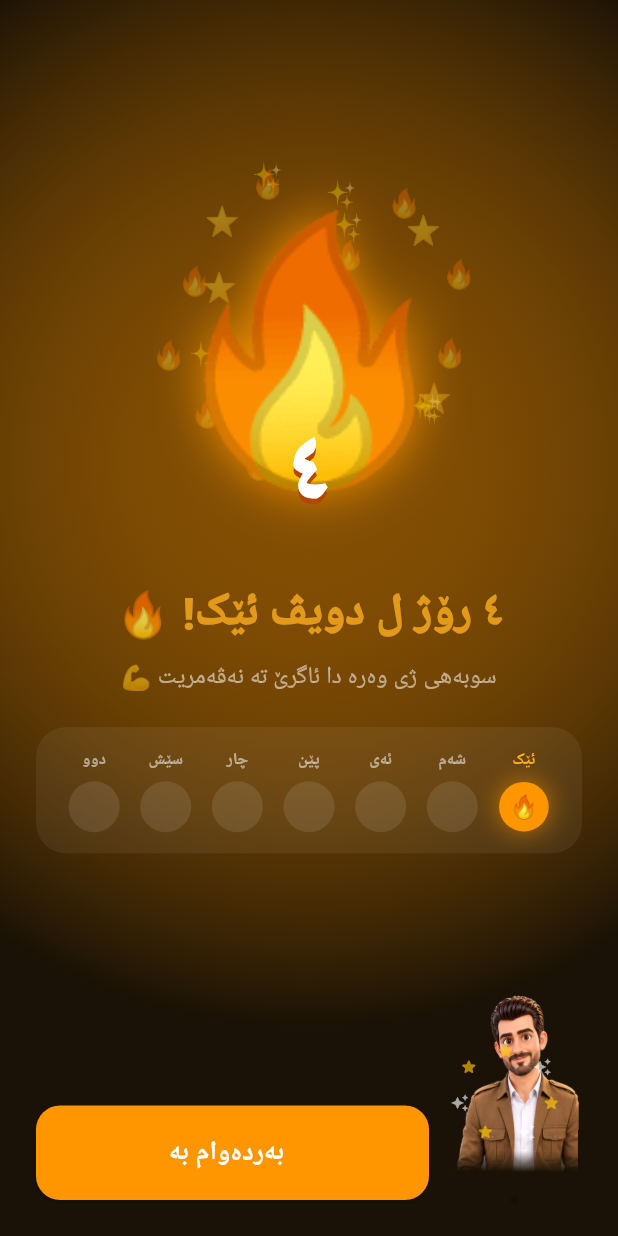
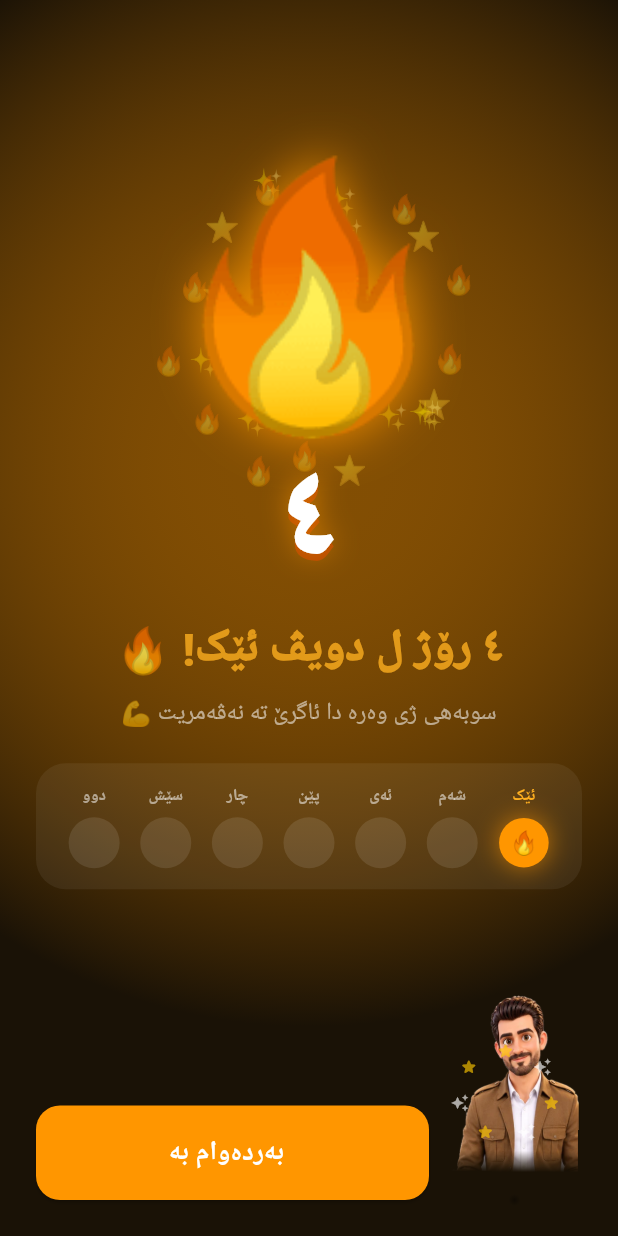
Before and after one commit to asp-kurd/asp-kurd.github.io, a Flutter app: the StreakScreen screen opened directly, on a phone screen of 412 x 824 dp. Run offline on Flutter 3.47's test engine with Material 3 defaults, Android fonts, the phone set to English and light mode, and no system bars; our stand-ins replace audioplayers, file_picker, flutter_tts, hive_flutter, share_plus, shared_preferences and 1 more; missing offline and left inert: dart:js_interop, record; accounts and stored records are empty; network calls fail.

Commit message:
Streak screen bigger number; lightning only on filled part; toast demo
Co-Authored-By: Claude Opus 5.5 <noreply@anthropic.com>
Claude-Session: https://claude.ai/code/session_018vDg15ZkjfP2zMV728vYuP

```diff
--- a/lib/main.dart
+++ b/lib/main.dart
@@ -16,6 +16,7 @@ import 'services/voice_service.dart';
 import 'screens/lesson_screen.dart';
 import 'screens/summary_screen.dart';
 import 'screens/streak_screen.dart';
+import 'screens/widgets/combo.dart' show ToastDemo;
 import 'models.dart';
 import 'ui.dart';
 
@@ -69,6 +70,7 @@ class ZimanProApp extends StatelessWidget {
       'home' => const HomeScreen(),
       'summary' => const SummaryListScreen(),
       'streak' => const StreakScreen(from: 3, to: 4),
+      'toast' => const ToastDemo(),
       'combo' => () {
           ProgressService.instance.combo = 14;
           return InteractiveLessonScreen(
--- a/lib/screens/streak_screen.dart
+++ b/lib/screens/streak_screen.dart
@@ -89,7 +89,7 @@ class _StreakScreenState extends State<StreakScreen> with TickerProviderStateMix
                   child: Column(children: [
                     const Spacer(flex: 2),
                     SizedBox(
-                      height: 260,
+                      height: 300,
                       child: Stack(alignment: Alignment.center, clipBehavior: Clip.none, children: [
                         // پریسک
                         for (final (ang, sp, kind) in _sparks)
@@ -106,27 +106,27 @@ class _StreakScreenState extends State<StreakScreen> with TickerProviderStateMix
                           scale: (0.2 + 0.8 * grow) * (1 + 0.05 * f),
                           child: Transform.rotate(
                             angle: (f - 0.5) * 0.06,
-                            child: Text('🔥',
+                            child: Transform.translate(offset: const Offset(0, -40), child: Text('🔥',
                                 style: TextStyle(fontSize: 170, shadows: [
                                   Shadow(color: const Color(0xFFFF9600).withValues(alpha: 0.9), blurRadius: 40 + 20 * f),
-                                ])),
+                                ]))),
                           ),
                         ),
                         // ژمارە: ٣ دچیتە ژۆر، ٤ دهێت
                         Positioned(
-                          bottom: 18,
+                          bottom: -6,
                           child: ClipRect(
                             child: SizedBox(
-                              height: 74,
-                              width: 160,
+                              height: 96,
+                              width: 200,
                               child: Stack(alignment: Alignment.center, children: [
                                 if (widget.from > 0)
                                   Transform.translate(
-                                    offset: Offset(0, -74 * flip),
+                                    offset: Offset(0, -96 * flip),
                                     child: Opacity(opacity: 1 - flip, child: _num(widget.from)),
                                   ),
                                 Transform.translate(
-                                  offset: Offset(0, 74 * (1 - flip)),
+                                  offset: Offset(0, 96 * (1 - flip)),
                                   child: Opacity(opacity: widget.from > 0 ? flip : grow.clamp(0.0, 1.0), child: _num(to)),
                                 ),
                               ]),
@@ -176,10 +176,14 @@ class _StreakScreenState extends State<StreakScreen> with TickerProviderStateMix
   Widget _num(int v) => Text(
         num(v),
         style: const TextStyle(
-          fontSize: 60,
+          fontSize: 80,
+          height: 1.1,
           fontWeight: FontWeight.w900,
           color: Colors.white,
-          shadows: [Shadow(color: Color(0xFFB34700), blurRadius: 0, offset: Offset(0, 4))],
+          shadows: [
+            Shadow(color: Color(0xFFB34700), blurRadius: 0, offset: Offset(0, 5)),
+            Shadow(color: Color(0xAAFF9600), blurRadius: 24),
+          ],
         ),
       );
 
```
Also changed, not shown: lib/screens/widgets/combo.dart (+47 -11 lines), 1 other file.
